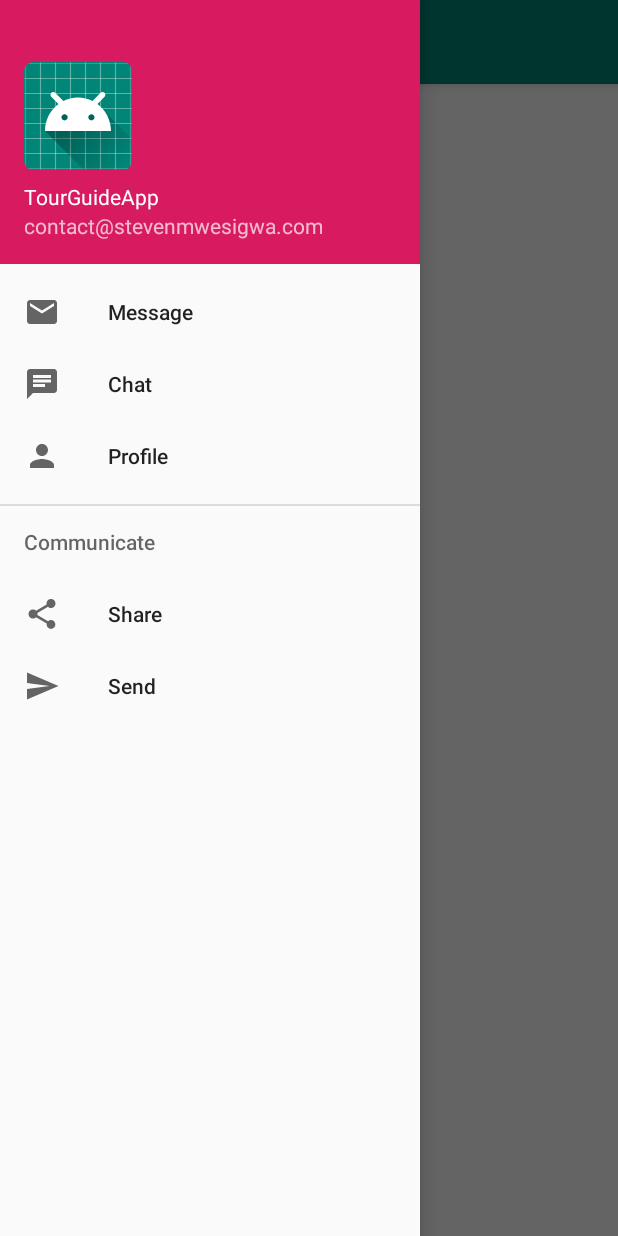
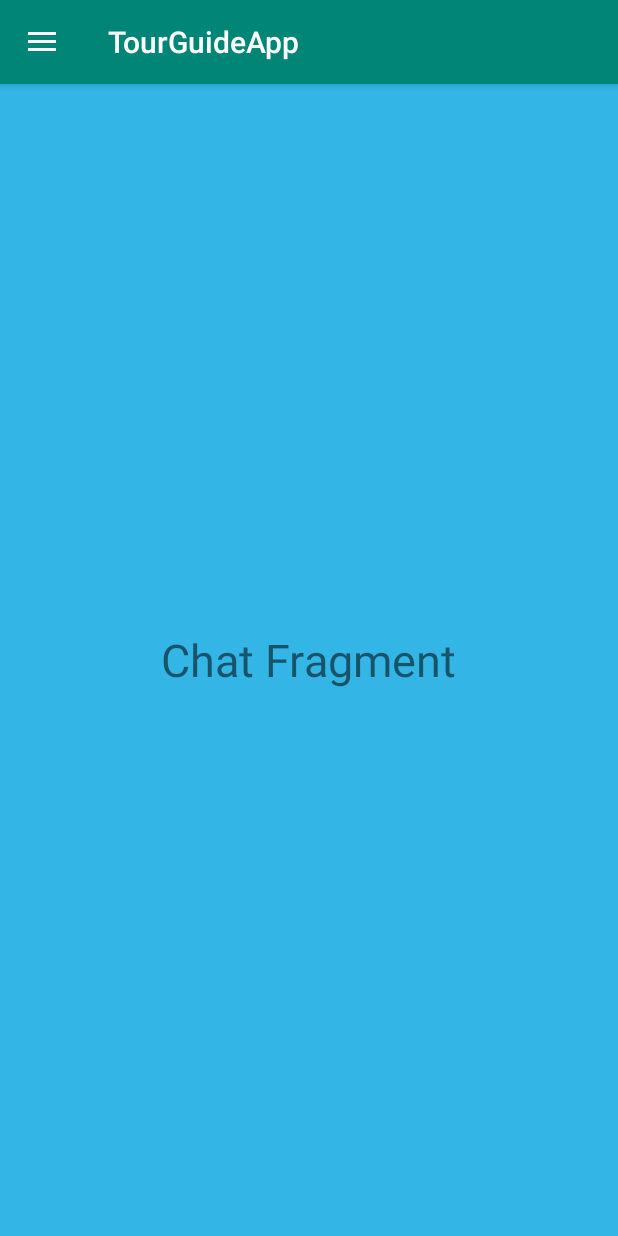
Before and after one commit to steven7mwesigwa/TourGuideApp, an Android app: the screen it shows after launch (MainActivity), in the side drawer, after a tap on "Chat", on a phone screen of 412 x 824 dp. Run offline under Robolectric (Android 15) with nearby library versions, the phone set to English and light mode, and no system bars.

```diff
--- a/app/src/main/java/com/stevenmwesigwa/tourguideapp/MainActivity.java
+++ b/app/src/main/java/com/stevenmwesigwa/tourguideapp/MainActivity.java
@@ -1,14 +1,22 @@
 package com.stevenmwesigwa.tourguideapp;
 
 import android.os.Bundle;
+import android.view.MenuItem;
+import android.widget.Toast;
 
+import androidx.annotation.NonNull;
 import androidx.appcompat.app.ActionBarDrawerToggle;
 import androidx.appcompat.app.AppCompatActivity;
 import androidx.appcompat.widget.Toolbar;
 import androidx.core.view.GravityCompat;
 import androidx.drawerlayout.widget.DrawerLayout;
 
-public class MainActivity extends AppCompatActivity {
+import com.google.android.material.navigation.NavigationView;
+import com.stevenmwesigwa.tourguideapp.fragments.ChatFragment;
+import com.stevenmwesigwa.tourguideapp.fragments.MessageFragment;
+import com.stevenmwesigwa.tourguideapp.fragments.ProfileFragment;
+
+public class MainActivity extends AppCompatActivity implements NavigationView.OnNavigationItemSelectedListener {
     private DrawerLayout drawer;
 
     @Override
@@ -21,12 +29,71 @@ public class MainActivity extends AppCompatActivity {
         setSupportActionBar(toolbar);
 
         drawer = findViewById(R.id.drawer_layout);
+        NavigationView navigationView = findViewById(R.id.nav_view);
+        navigationView.setNavigationItemSelectedListener(this);
 
         ActionBarDrawerToggle toggle = new ActionBarDrawerToggle(this, drawer, toolbar,
                 R.string.navigation_drawer_open, R.string.navigation_drawer_close);
         drawer.addDrawerListener(toggle);
         toggle.syncState(); // Takes care of rotating the hamburger icon
+
+        /*
+         * When we open our app the first time, we don't want to display an empty Activity
+         * BUT instead , we want to display our Message Fragment.
+         *
+         * (Device Rotation) or (device text size change) or
+         * (app running in background and system decides cut it to low memory) causes the
+         *  Activity to be destroyed and recreated.
+         *
+         * When we rotate our device or do some kind of runtime configuration change
+         * we will also load this fragment and display it
+         *
+         * savedInstanceState - is null if we just start our Activity the first time
+         *
+         * When the deice is rotated 'savedInstanceState' won't be null.
+         */
+        if (savedInstanceState == null) {
+            getSupportFragmentManager().beginTransaction().replace(R.id.fragment_container,
+                    new MessageFragment()).commit();
+            // We also want to select our first item in the navigation drawer
+            navigationView.setCheckedItem(R.id.nav_message);
+        }
     }
+
+
+    /*
+     * MenuItem item - Is the item that was selected
+     * Returning 'false' on this method means that no item will be selected even if
+     * the action was triggered.
+     */
+    @Override
+    public boolean onNavigationItemSelected(@NonNull MenuItem item) {
+        switch (item.getItemId()) {
+            case R.id.nav_message:
+                // Open the Message Fragment and display it in the FrameLayout
+                getSupportFragmentManager().beginTransaction().replace(R.id.fragment_container,
+                        new MessageFragment()).commit();
+                break;
+            case R.id.nav_chat:
+                getSupportFragmentManager().beginTransaction().replace(R.id.fragment_container,
+                        new ChatFragment()).commit();
+                break;
+            case R.id.nav_profile:
+                getSupportFragmentManager().beginTransaction().replace(R.id.fragment_container,
+                        new ProfileFragment()).commit();
+                break;
+            case R.id.nav_share:
+                Toast.makeText(this, "Share", Toast.LENGTH_SHORT).show();
+                break;
+            case R.id.nav_send:
+                Toast.makeText(this, "Send", Toast.LENGTH_SHORT).show();
+                break;
+        }
+// Close drawer
+        drawer.closeDrawer(GravityCompat.START);
+        return true;
+    }
+
 
     @Override
     public void onBackPressed() {
@@ -44,3 +111,8 @@ public class MainActivity extends AppCompatActivity {
         }
     }
 }
+
+/*
+ * To listen to click events on our 'navigation view'
+ * We need to first have a reference to it.
+ */
--- /dev/null
+++ b/app/src/main/java/com/stevenmwesigwa/tourguideapp/fragments/ChatFragment.java
@@ -0,0 +1,20 @@
+package com.stevenmwesigwa.tourguideapp.fragments;
+
+import android.os.Bundle;
+import android.view.LayoutInflater;
+import android.view.View;
+import android.view.ViewGroup;
+
+import androidx.annotation.Nullable;
+import androidx.fragment.app.Fragment;
+
+import com.stevenmwesigwa.tourguideapp.R;
+
+public class ChatFragment extends Fragment {
+
+    @Nullable
+    @Override
+    public View onCreateView(LayoutInflater inflater, @Nullable ViewGroup container, @Nullable Bundle savedInstanceState) {
+        return inflater.inflate(R.layout.fragment_chat, container, false);
+    }
+}
--- /dev/null
+++ b/app/src/main/java/com/stevenmwesigwa/tourguideapp/fragments/MessageFragment.java
@@ -0,0 +1,20 @@
+package com.stevenmwesigwa.tourguideapp.fragments;
+
+import android.os.Bundle;
+import android.view.LayoutInflater;
+import android.view.View;
+import android.view.ViewGroup;
+
+import androidx.annotation.Nullable;
+import androidx.fragment.app.Fragment;
+
+import com.stevenmwesigwa.tourguideapp.R;
+
+public class MessageFragment extends Fragment {
+
+    @Nullable
+    @Override
+    public View onCreateView(LayoutInflater inflater, @Nullable ViewGroup container, @Nullable Bundle savedInstanceState) {
+        return inflater.inflate(R.layout.fragment_message, container, false);
+    }
+}
--- /dev/null
+++ b/app/src/main/res/layout/fragment_chat.xml
@@ -0,0 +1,14 @@
+<?xml version="1.0" encoding="utf-8"?>
+<RelativeLayout xmlns:android="http://schemas.android.com/apk/res/android"
+    android:layout_width="match_parent"
+    android:layout_height="match_parent"
+    android:background="@android:color/holo_blue_light">
+
+    <TextView
+        android:layout_width="wrap_content"
+        android:layout_height="wrap_content"
+        android:layout_centerInParent="true"
+        android:text="Chat Fragment"
+        android:textSize="30sp" />
+
+</RelativeLayout>
```
Also changed, not shown: app/src/main/java/com/stevenmwesigwa/tourguideapp/fragments/ProfileFragment.java (added, +20 -0 lines), app/src/main/res/layout/fragment_message.xml (added, +14 -0 lines), app/src/main/res/layout/fragment_profile.xml (added, +14 -0 lines).
